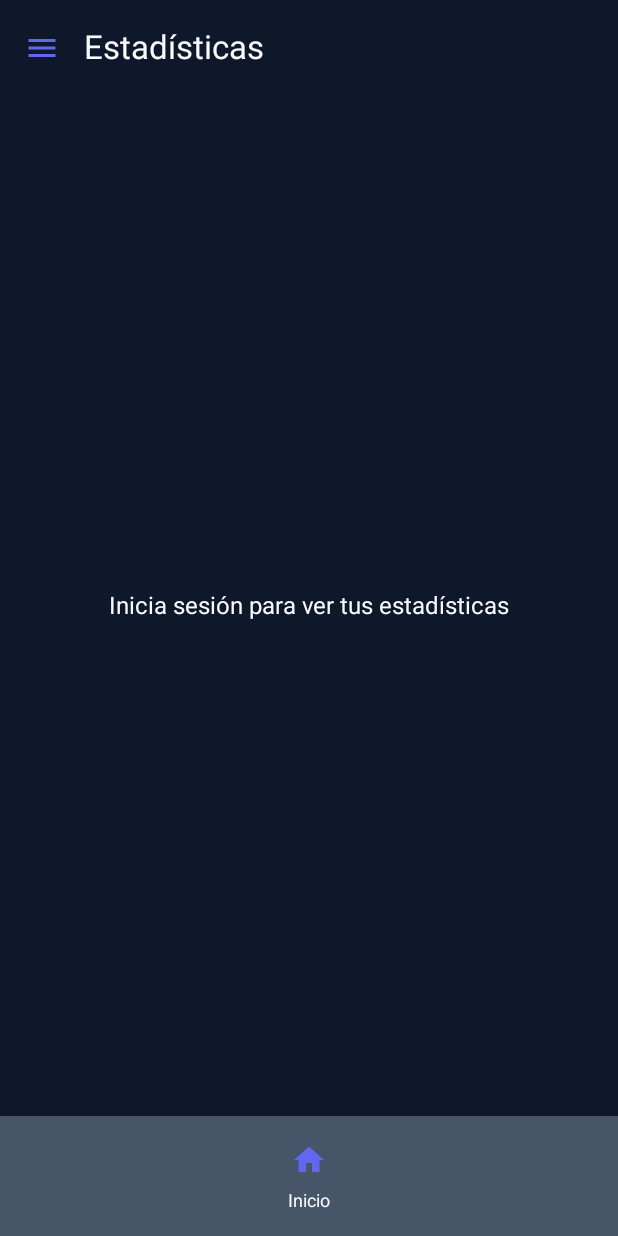
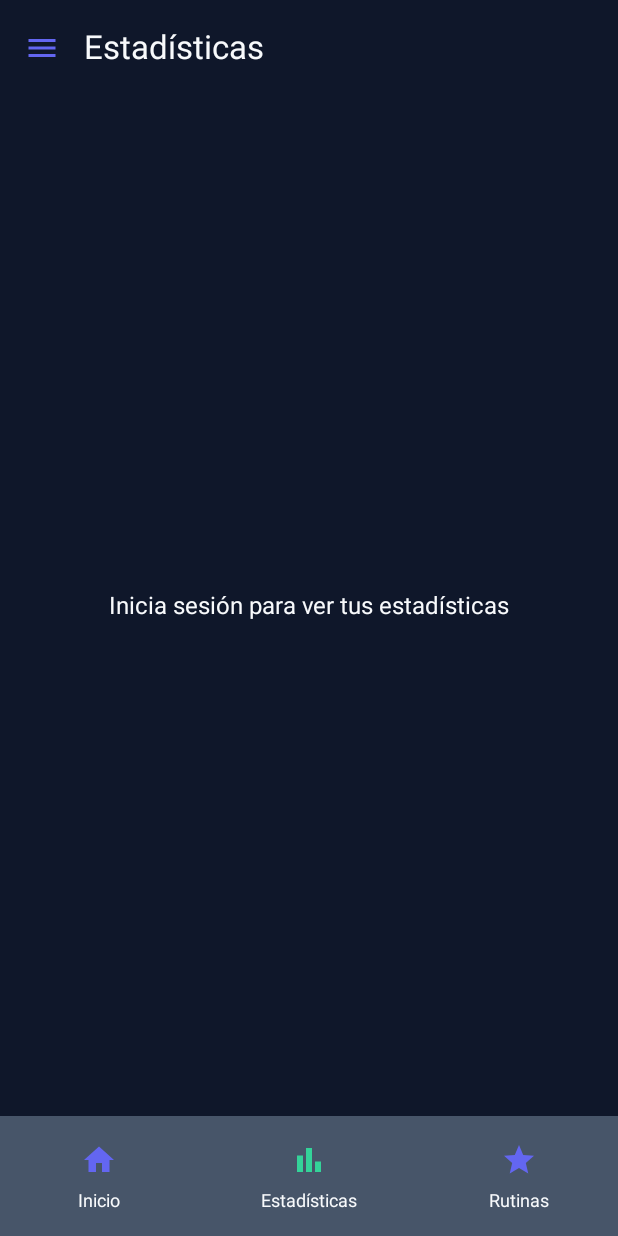
Before and after one commit to Juanbermudezp/Proyecto_Moviles, an Android app built with Jetpack Compose: the StatsScreen screen opened through its navigation route, on a phone screen of 412 x 824 dp. Run offline under Robolectric (Android 15) with nearby library versions, the phone set to English and light mode, and no system bars; our stand-ins replace Room's generated code.

Commit message:
:white_check_mark: Anadiendo publicidad a usuario NP

```diff
--- a/app/src/main/java/com/jmgg/habitus/navigation/AppNavHost.kt
+++ b/app/src/main/java/com/jmgg/habitus/navigation/AppNavHost.kt
@@ -15,6 +15,7 @@ import com.jmgg.habitus.ui.habit.HabitDetailsScreen
 import com.jmgg.habitus.ui.main.MainScreen
 import com.jmgg.habitus.ui.premium.RecommendedRoutinesScreen
 import com.jmgg.habitus.ui.premium.RoutineDetailScreen
+import com.jmgg.habitus.ui.startUp.FeaturesScreens.PremiumVersionOfferScreen
 import com.jmgg.habitus.ui.stats.StatsScreen
 
 @Composable
@@ -69,6 +70,10 @@ fun AppNavHost(
         composable("main") {
             MainScreen(navController)
         }
+        //oferta premium
+        composable("premiumOffer") {
+            PremiumVersionOfferScreen({})
+        }
 
         //premium screens
 
--- a/app/src/main/java/com/jmgg/habitus/navigation/AppScaffold.kt
+++ b/app/src/main/java/com/jmgg/habitus/navigation/AppScaffold.kt
@@ -51,6 +51,7 @@ fun AppScaffold() {
                     onNavigateToHome = { navController.navigate("main") },
                     onNavigateToStats = { navController.navigate("stats") },
                     onNavigateToRoutines = { navController.navigate("routines") },
+                    onNavigateToOfert = { navController.navigate("premiumOffer") }
                 )
             }
         },
--- a/app/src/main/java/com/jmgg/habitus/navigation/MainBottomNavBar.kt
+++ b/app/src/main/java/com/jmgg/habitus/navigation/MainBottomNavBar.kt
@@ -16,6 +16,7 @@ fun MainBottomNavBar(
     onNavigateToHome: () -> Unit,
     onNavigateToStats: () -> Unit,
     onNavigateToRoutines: () -> Unit,
+    onNavigateToOfert: () -> Unit
 ) {
 
     NavigationBar (
@@ -66,5 +67,38 @@ fun MainBottomNavBar(
                 }
             )
         }
+        if(!isPremium){
+            NavigationBarItem(
+                selected = currentRoute == "premiumOffer",
+                onClick = onNavigateToOfert,
+                icon = {
+                    Icon(
+                        imageVector = Icons.Default.BarChart,
+                        contentDescription = "Estadísticas",
+                        tint = if (currentRoute == "stats") Color(0xFF34D399) else Color(0xFF6366F1)
+                    )
+                },
+                label = { Text("Estadísticas",
+                    color = Color(0xFFF8FAFC))
+                }
+            )
+
+            NavigationBarItem(
+                selected = currentRoute == "premiumOffer",
+                onClick = onNavigateToOfert,
+                icon = {
+                    Icon(
+                        imageVector = Icons.Default.Star,
+                        contentDescription = "Recomendaciones",
+                        tint = if (currentRoute == "routines") Color(0xFF34D399) else Color(0xFF6366F1)
+                    )
+                },
+                label = { Text("Rutinas",
+                    color = Color(0xFFF8FAFC))
+
+                }
+            )
+        }
+
     }
 }
--- a/app/src/main/java/com/jmgg/habitus/ui/startUp/FeaturesScreen/PremiumVersionOfferScreen.kt
+++ b/app/src/main/java/com/jmgg/habitus/ui/startUp/FeaturesScreen/PremiumVersionOfferScreen.kt
@@ -8,7 +8,9 @@ import androidx.compose.foundation.layout.fillMaxSize
 import androidx.compose.foundation.layout.fillMaxWidth
 import androidx.compose.foundation.layout.height
 import androidx.compose.foundation.layout.padding
+import androidx.compose.foundation.rememberScrollState
 import androidx.compose.foundation.shape.RoundedCornerShape
+import androidx.compose.foundation.verticalScroll
 import androidx.compose.material3.Button
 import androidx.compose.material3.ButtonDefaults
 import androidx.compose.material3.MaterialTheme
@@ -30,11 +32,13 @@ import com.jmgg.habitus.ui.startUp.FeaturesScreen.Components.FeatureRow
 fun PremiumVersionOfferScreen(
     onContinue: () -> Unit
 ) {
+    val scrollState = rememberScrollState()
     Box(
         Modifier
             .fillMaxSize()
             .background(Color(0xFF0F172A))
             .padding(horizontal = 21.dp, vertical = 70.dp)
+            .verticalScroll(scrollState)
     ) {
         Column(
             Modifier
--- a/app/src/main/java/com/jmgg/habitus/ui/stats/StatsScreen.kt
+++ b/app/src/main/java/com/jmgg/habitus/ui/stats/StatsScreen.kt
@@ -153,7 +153,7 @@ fun CompletionChart(completed: Int, pending: Int) {
                     Modifier
                         .weight(completed.toFloat() / total)
                         .height(24.dp)
-                        .background(Color(0xFF4CAF50))
+                        .background(Color(0xFF34D399))
                 )
             }
             if (pending > 0) {
```
